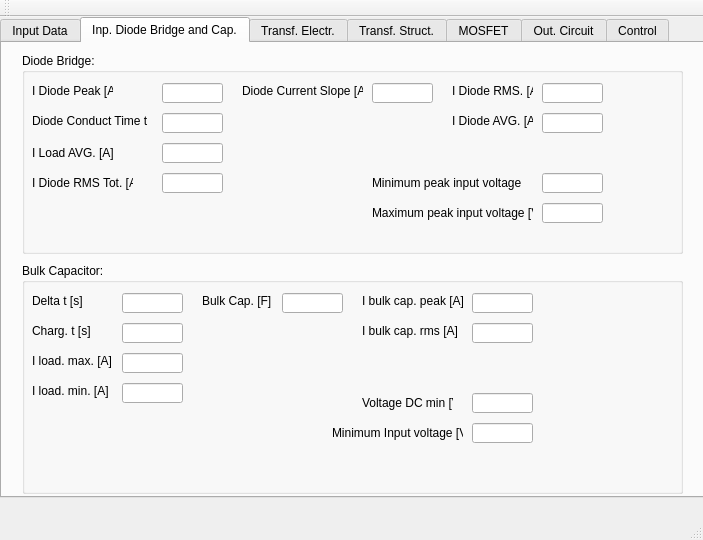
Qt form FLySMPS/FLySMPS.ui (aemeltsev/FLySMPS) before a commit.
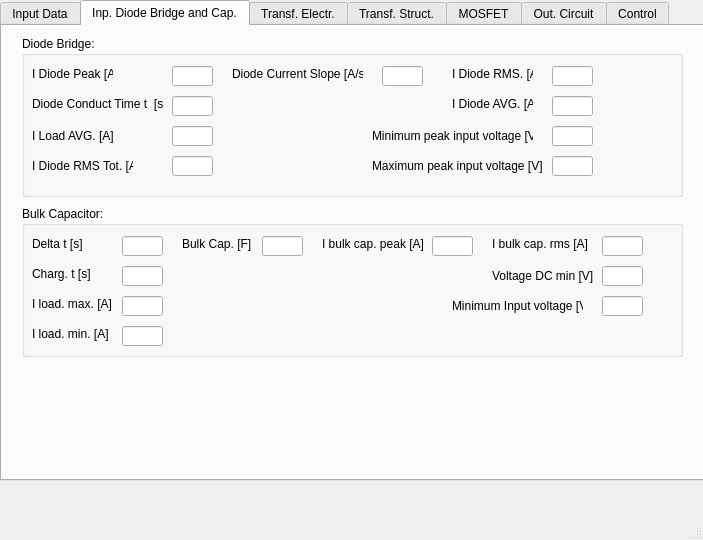
The same form after that commit. The open tabs and pages were chosen to show the change.

Patch:
```diff
--- a/FLySMPS/FLySMPS.ui
+++ b/FLySMPS/FLySMPS.ui
@@ -614,7 +614,7 @@
         <x>20</x>
         <y>10</y>
         <width>661</width>
-        <height>201</height>
+        <height>161</height>
        </rect>
       </property>
       <property name="title">
@@ -636,9 +636,9 @@
       <widget class="QLineEdit" name="lineEdit_39">
        <property name="geometry">
         <rect>
-         <x>140</x>
+         <x>150</x>
          <y>30</y>
-         <width>61</width>
+         <width>41</width>
          <height>20</height>
         </rect>
        </property>
@@ -648,7 +648,7 @@
         <rect>
          <x>10</x>
          <y>60</y>
-         <width>121</width>
+         <width>131</width>
          <height>16</height>
         </rect>
        </property>
@@ -659,9 +659,9 @@
       <widget class="QLineEdit" name="lineEdit_40">
        <property name="geometry">
         <rect>
-         <x>140</x>
+         <x>150</x>
          <y>60</y>
-         <width>61</width>
+         <width>41</width>
          <height>20</height>
         </rect>
        </property>
@@ -721,9 +721,9 @@
       <widget class="QLineEdit" name="lineEdit_41">
        <property name="geometry">
         <rect>
-         <x>520</x>
+         <x>530</x>
          <y>30</y>
-         <width>61</width>
+         <width>41</width>
          <height>20</height>
         </rect>
        </property>
@@ -731,9 +731,9 @@
       <widget class="QLineEdit" name="lineEdit_42">
        <property name="geometry">
         <rect>
-         <x>520</x>
+         <x>530</x>
          <y>60</y>
-         <width>61</width>
+         <width>41</width>
          <height>20</height>
         </rect>
        </property>
@@ -741,9 +741,9 @@
       <widget class="QLineEdit" name="lineEdit_43">
        <property name="geometry">
         <rect>
-         <x>140</x>
+         <x>150</x>
          <y>90</y>
-         <width>61</width>
+         <width>41</width>
          <height>20</height>
         </rect>
        </property>
@@ -751,9 +751,9 @@
       <widget class="QLineEdit" name="lineEdit_44">
        <property name="geometry">
         <rect>
-         <x>140</x>
+         <x>150</x>
          <y>120</y>
-         <width>61</width>
+         <width>41</width>
          <height>20</height>
         </rect>
        </property>
@@ -761,9 +761,9 @@
       <widget class="QLabel" name="label_46">
        <property name="geometry">
         <rect>
-         <x>220</x>
+         <x>210</x>
          <y>30</y>
-         <width>121</width>
+         <width>131</width>
          <height>16</height>
         </rect>
        </property>
@@ -774,9 +774,9 @@
       <widget class="QLineEdit" name="lineEdit_46">
        <property name="geometry">
         <rect>
-         <x>350</x>
+         <x>360</x>
          <y>30</y>
-         <width>61</width>
+         <width>41</width>
          <height>20</height>
         </rect>
        </property>
@@ -785,8 +785,8 @@
        <property name="geometry">
         <rect>
          <x>350</x>
-         <y>120</y>
-         <width>151</width>
+         <y>90</y>
+         <width>161</width>
          <height>20</height>
         </rect>
        </property>
@@ -797,9 +797,9 @@
       <widget class="QLineEdit" name="lineEdit_50">
        <property name="geometry">
         <rect>
-         <x>520</x>
-         <y>120</y>
-         <width>61</width>
+         <x>530</x>
+         <y>90</y>
+         <width>41</width>
          <height>20</height>
         </rect>
        </property>
@@ -808,8 +808,8 @@
        <property name="geometry">
         <rect>
          <x>350</x>
-         <y>150</y>
-         <width>161</width>
+         <y>120</y>
+         <width>171</width>
          <height>20</height>
         </rect>
        </property>
@@ -820,9 +820,9 @@
       <widget class="QLineEdit" name="lineEdit_49">
        <property name="geometry">
         <rect>
-         <x>520</x>
-         <y>150</y>
-         <width>61</width>
+         <x>530</x>
+         <y>120</y>
+         <width>41</width>
          <height>20</height>
         </rect>
        </property>
@@ -832,9 +832,9 @@
       <property name="geometry">
        <rect>
         <x>20</x>
-        <y>220</y>
+        <y>180</y>
         <width>661</width>
-        <height>231</height>
+        <height>151</height>
        </rect>
       </property>
       <property name="title">
@@ -858,7 +858,7 @@
         <rect>
          <x>100</x>
          <y>30</y>
-         <width>61</width>
+         <width>41</width>
          <height>20</height>
         </rect>
        </property>
@@ -881,7 +881,7 @@
         <rect>
          <x>100</x>
          <y>60</y>
-         <width>61</width>
+         <width>41</width>
          <height>20</height>
         </rect>
        </property>
@@ -891,7 +891,7 @@
         <rect>
          <x>100</x>
          <y>90</y>
-         <width>61</width>
+         <width>41</width>
          <height>20</height>
         </rect>
        </property>
@@ -901,7 +901,7 @@
         <rect>
          <x>100</x>
          <y>120</y>
-         <width>61</width>
+         <width>41</width>
          <height>20</height>
         </rect>
        </property>
@@ -935,7 +935,7 @@
       <widget class="QLabel" name="label_37">
        <property name="geometry">
         <rect>
-         <x>180</x>
+         <x>160</x>
          <y>30</y>
          <width>71</width>
          <height>16</height>
@@ -948,9 +948,9 @@
       <widget class="QLineEdit" name="lineEdit_36">
        <property name="geometry">
         <rect>
-         <x>260</x>
+         <x>240</x>
          <y>30</y>
-         <width>61</width>
+         <width>41</width>
          <height>20</height>
         </rect>
        </property>
@@ -958,7 +958,7 @@
       <widget class="QLabel" name="label_38">
        <property name="geometry">
         <rect>
-         <x>340</x>
+         <x>300</x>
          <y>30</y>
          <width>101</width>
          <height>16</height>
@@ -971,9 +971,9 @@
       <widget class="QLineEdit" name="lineEdit_37">
        <property name="geometry">
         <rect>
-         <x>450</x>
+         <x>410</x>
          <y>30</y>
-         <width>61</width>
+         <width>41</width>
          <height>20</height>
         </rect>
        </property>
@@ -981,8 +981,8 @@
       <widget class="QLabel" name="label_39">
        <property name="geometry">
         <rect>
-         <x>340</x>
-         <y>60</y>
+         <x>470</x>
+         <y>30</y>
          <width>101</width>
          <height>16</height>
         </rect>
@@ -994,9 +994,9 @@
       <widget class="QLineEdit" name="lineEdit_38">
        <property name="geometry">
         <rect>
-         <x>450</x>
-         <y>60</y>
-         <width>61</width>
+         <x>580</x>
+         <y>30</y>
+         <width>41</width>
          <height>20</height>
         </rect>
        </property>
@@ -1004,8 +1004,8 @@
       <widget class="QLabel" name="label_48">
        <property name="geometry">
         <rect>
-         <x>310</x>
-         <y>160</y>
+         <x>430</x>
+         <y>90</y>
          <width>131</width>
          <height>20</height>
         </rect>
@@ -1017,9 +1017,9 @@
       <widget class="QLineEdit" name="lineEdit_47">
        <property name="geometry">
         <rect>
-         <x>450</x>
-         <y>160</y>
-         <width>61</width>
+         <x>580</x>
+         <y>90</y>
+         <width>41</width>
          <height>20</height>
         </rect>
        </property>
@@ -1027,9 +1027,9 @@
       <widget class="QLineEdit" name="lineEdit_48">
        <property name="geometry">
         <rect>
-         <x>450</x>
-         <y>130</y>
-         <width>61</width>
+         <x>580</x>
+         <y>60</y>
+         <width>41</width>
          <height>20</height>
         </rect>
        </property>
@@ -1037,9 +1037,9 @@
       <widget class="QLabel" name="label_49">
        <property name="geometry">
         <rect>
-         <x>340</x>
-         <y>130</y>
-         <width>91</width>
+         <x>470</x>
+         <y>60</y>
+         <width>101</width>
          <height>20</height>
         </rect>
        </property>
@@ -3549,24 +3549,6 @@
     </widget>
    </widget>
   </widget>
-  <widget class="QMenuBar" name="menuBar">
-   <property name="geometry">
-    <rect>
-     <x>0</x>
-     <y>0</y>
-     <width>703</width>
-     <height>21</height>
-    </rect>
-   </property>
-  </widget>
-  <widget class="QToolBar" name="mainToolBar">
-   <attribute name="toolBarArea">
-    <enum>TopToolBarArea</enum>
-   </attribute>
-   <attribute name="toolBarBreak">
-    <bool>false</bool>
-   </attribute>
-  </widget>
   <widget class="QStatusBar" name="statusBar"/>
  </widget>
  <layoutdefault spacing="6" margin="11"/>
```
Left out of the diff: 84 changed lines with no effect on the pictures.
